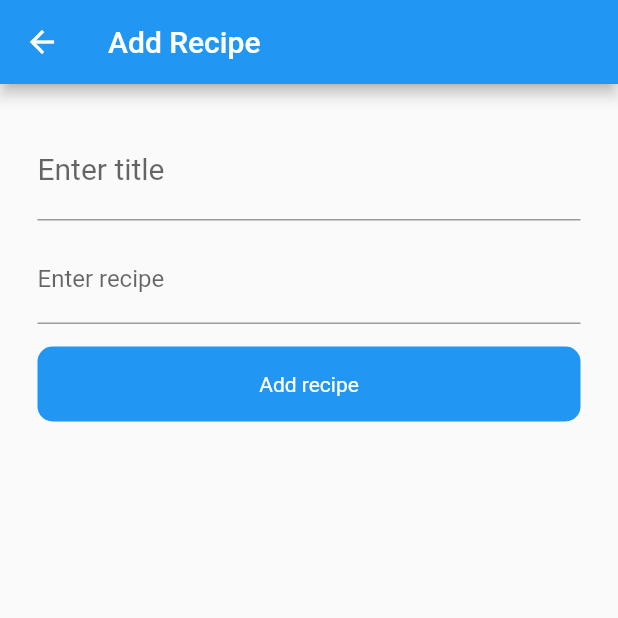
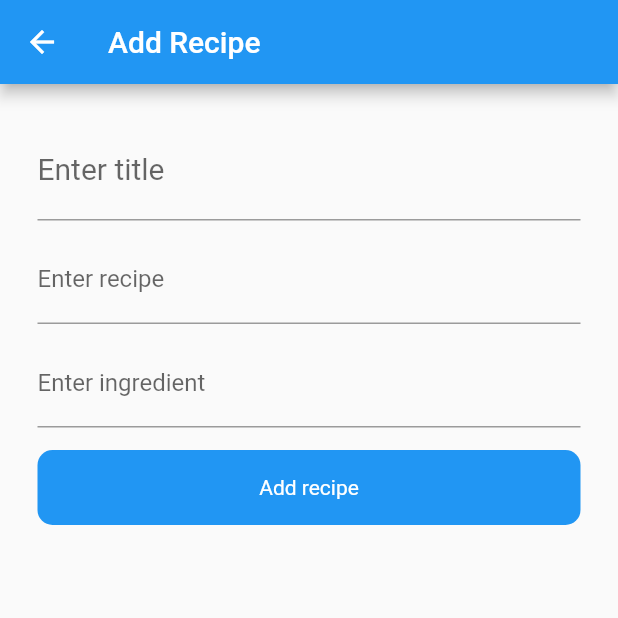
Before and after one commit to Dr34msHunt3r/dotd, a Flutter app: the AddRecipeScreen screen opened by its route, on a phone screen of 412 x 824 dp, the top half of it. Run offline on Flutter 3.47's test engine with Material 2 defaults, Android fonts, the phone set to English and light mode, and no system bars; our stand-ins replace bloc, flutter_bloc, fluttertoast; network calls fail.

Commit message:
feat: add single ingredient with new recipe now works

```diff
--- /dev/null
+++ b/lib/cubit/ingredients_cubits/add_ingredient_cubit.dart
@@ -0,0 +1,34 @@
+import 'dart:async';
+
+import 'package:bloc/bloc.dart';
+import 'package:dotd/data/repositories/ingredient_repository.dart';
+import 'package:meta/meta.dart';
+
+import 'ingredients_cubit.dart';
+
+part 'add_ingredient_state.dart';
+
+class AddIngredientCubit extends Cubit<AddIngredientState> {
+  AddIngredientCubit({required this.ingredientsCubit, required this.repository}) : super(AddIngredientInitial());
+
+  final IngredientRepository repository;
+  final IngredientsCubit ingredientsCubit;
+
+  void addIngredient(String name, String recipeId) {
+    // TODO: that's feature that will be available when ingredients will be really required
+    // if (name.isEmpty){
+    //   emit(AddIngredientError(error: "ingredients are missing"));
+    //   return;
+    // }
+
+    emit(AddingIngredient());
+    Timer(const Duration(seconds: 2), () {
+      repository.addIngredient(name, recipeId).then((ingredient) {
+        if(ingredient != null){
+          ingredientsCubit.addIngredient(ingredient, recipeId);
+          emit(IngredientAdded());
+        }
+      });
+    });
+  }
+}
--- /dev/null
+++ b/lib/cubit/ingredients_cubits/add_ingredient_state.dart
@@ -0,0 +1,14 @@
+part of 'add_ingredient_cubit.dart';
+
+@immutable
+abstract class AddIngredientState {}
+
+class AddIngredientInitial extends AddIngredientState {}
+class AddIngredientError extends AddIngredientState {
+  final String error;
+
+  AddIngredientError({required this.error});
+}
+
+class AddingIngredient extends AddIngredientState {}
+class IngredientAdded extends AddIngredientState {}
--- a/lib/cubit/ingredients_cubits/ingredients_cubit.dart
+++ b/lib/cubit/ingredients_cubits/ingredients_cubit.dart
@@ -19,4 +19,13 @@ class IngredientsCubit extends Cubit<IngredientsState> {
       });
     });
   }
+
+  void addIngredient(Ingredient ingredient, String recipeId) {
+    final currentState = state;
+    if(currentState is IngredientsLoaded){
+      final ingredientList = currentState.ingredients;
+      ingredientList.add(ingredient);
+      emit(IngredientsLoaded(ingredients: ingredientList));
+    }
+  }
 }
--- a/lib/cubit/recipe_cubits/add_recipe_cubit.dart
+++ b/lib/cubit/recipe_cubits/add_recipe_cubit.dart
@@ -2,6 +2,7 @@ import 'dart:async';
 
 import 'package:bloc/bloc.dart';
 import 'package:dotd/cubit/recipe_cubits/recipes_cubit.dart';
+import 'package:dotd/data/models/recipe.dart';
 import 'package:dotd/data/repositories/recipe_repository.dart';
 import 'package:meta/meta.dart';
 
@@ -26,7 +27,7 @@ class AddRecipeCubit extends Cubit<AddRecipeState> {
       repository.addRecipe(recipeTitle, recipeRecipe).then((recipe) {
         if(recipe != null){
           recipesCubit.addRecipe(recipe);
-          emit(RecipeAdded());
+          emit(RecipeAdded(recipe: recipe));
         }
       });
     });
--- a/lib/cubit/recipe_cubits/add_recipe_state.dart
+++ b/lib/cubit/recipe_cubits/add_recipe_state.dart
@@ -11,4 +11,8 @@ class AddRecipeError extends AddRecipeState {
 }
 
 class AddingRecipe extends AddRecipeState {}
-class RecipeAdded extends AddRecipeState {}
+class RecipeAdded extends AddRecipeState {
+  final Recipe recipe;
+
+  RecipeAdded({required this.recipe});
+}
--- a/lib/data/models/ingredients.dart
+++ b/lib/data/models/ingredients.dart
@@ -2,7 +2,7 @@ class Ingredient {
 
   Ingredient({
     this.id =0,
-    required this.recipeId,
+    this.recipeId="",
     required this.name
   });
 
--- a/lib/data/network_services/ingredient_network_service.dart
+++ b/lib/data/network_services/ingredient_network_service.dart
@@ -19,8 +19,9 @@ class IngredientNetworkService {
   }
 
   Future<Map> addIngredient(Map<String, String> ingredientObj, recipeId) async {
+    int id = int.parse(recipeId);
     try{
-      final response = await http.post(Uri.parse(baseUrl + "/recipes/$recipeId/ingredients"), body: ingredientObj);
+      final response = await http.post(Uri.parse(baseUrl + "/recipes/$id/ingredients"), body: ingredientObj);
       print(response.body);
       return jsonDecode(response.body);
     }catch(e){
--- a/lib/data/repositories/ingredient_repository.dart
+++ b/lib/data/repositories/ingredient_repository.dart
@@ -12,5 +12,20 @@ class IngredientRepository {
     return ingredientsRaw.map((e) => Ingredient.fromJson(e)).toList();
   }
 
+  Future<Ingredient> addIngredient(String name, String recipeId) async {
+    final ingredientObj = {
+      "name": name
+    };
+
+    final ingredientMap = await networkService.addIngredient(ingredientObj, recipeId);
+    if(ingredientObj == null) {
+      return Ingredient(
+        name: "Ups, something went wrong! :("
+      );
+    }
+
+    return Ingredient.fromJson(ingredientMap);
+  }
+
 
 }
--- a/lib/presentation/router.dart
+++ b/lib/presentation/router.dart
@@ -1,4 +1,5 @@
 import 'package:dotd/constants/strings.dart';
+import 'package:dotd/cubit/ingredients_cubits/add_ingredient_cubit.dart';
 import 'package:dotd/cubit/recipe_cubits/add_recipe_cubit.dart';
 import 'package:dotd/cubit/recipe_cubits/edit_recipe_cubit.dart';
 import 'package:dotd/cubit/ingredients_cubits/ingredients_cubit.dart';
@@ -48,11 +49,9 @@ class AppRouter {
         );
       case DETAILS_RECIPE_ROUTE:
       final argument = settings.arguments as ScreenArguments;
-      // final recipe = settings.arguments as Recipe;
         return MaterialPageRoute(builder: (_) => BlocProvider.value(
           value: ingredientsCubit,
           child: DetailsRecipeScreen(recipe: argument.recipe, ingredients: argument.ingredient,),
-          // child: DetailsRecipeScreen(recipe: recipe),
         )
         );
       case EDIT_RECIPE_ROUTE:
@@ -68,11 +67,21 @@ class AppRouter {
         );
        case ADD_RECIPE_ROUTE:
         return MaterialPageRoute(
-          builder: (_) => BlocProvider(
-            create: (BuildContext context) => AddRecipeCubit(
-                repository: recipe_repository,
-                recipesCubit: recipesCubit
-            ),
+          builder: (_) => MultiBlocProvider(
+            providers: [
+              BlocProvider(
+                      create: (BuildContext context) => AddRecipeCubit(
+                          repository: recipe_repository,
+                          recipesCubit: recipesCubit
+                      ),
+              ),
+              BlocProvider(
+                      create: (BuildContext context) => AddIngredientCubit(
+                        repository: ingredient_repository,
+                        ingredientsCubit: ingredientsCubit
+                      ),
+              ),
+            ],
             child: AddRecipeScreen(),
           ),
         );
--- a/lib/presentation/screens/add_recipe_screen.dart
+++ b/lib/presentation/screens/add_recipe_screen.dart
@@ -1,4 +1,6 @@
+import 'package:dotd/cubit/ingredients_cubits/add_ingredient_cubit.dart';
 import 'package:dotd/cubit/recipe_cubits/add_recipe_cubit.dart';
+import 'package:dotd/data/models/recipe.dart';
 import 'package:flutter/material.dart';
 import 'package:flutter_bloc/flutter_bloc.dart';
 import 'package:fluttertoast/fluttertoast.dart';
@@ -6,8 +8,9 @@ import 'package:fluttertoast/fluttertoast.dart';
 class AddRecipeScreen extends StatelessWidget {
    AddRecipeScreen({Key? key}) : super(key: key);
 
-  final _controllerTitle = TextEditingController();
-  final _controllerSubtitle = TextEditingController();
+  final _controllerRecipeTitle = TextEditingController();
+  final _controllerRecipeSubtitle = TextEditingController();
+  final _controllerIngredientName = TextEditingController();
 
   @override
   Widget build(BuildContext context) {
@@ -15,11 +18,21 @@ class AddRecipeScreen extends StatelessWidget {
       appBar: AppBar(
         title: const Text("Add Recipe"),
       ),
-      body: BlocListener<AddRecipeCubit, AddRecipeState>(
+      body: BlocListener<AddIngredientCubit, AddIngredientState>(
+        listener: (context, state) {
+          if(state is IngredientAdded) {
+            Navigator.pop(context);
+            return;
+          }
+        },
+        child: BlocListener<AddRecipeCubit, AddRecipeState>(
         listener: (context, state) {
           if(state is RecipeAdded){
-            Navigator.pop(context);
-            return;
+            print("RecipeAdded");
+            Recipe recipe = (state as RecipeAdded).recipe;
+            final name = _controllerIngredientName.text;
+            BlocProvider.of<AddIngredientCubit>(context).addIngredient(
+                name, recipe.id.toString());
           }else if(state is AddRecipeError){
             Fluttertoast.showToast(
                 msg: state.error
@@ -28,6 +41,7 @@ class AddRecipeScreen extends StatelessWidget {
         },
         child: SafeArea(
           child: _body(context),
+        ),
       ),
 )
     );
@@ -38,16 +52,21 @@ class AddRecipeScreen extends StatelessWidget {
       padding: const EdgeInsets.all(25.0),
       children: [
         TextField(
-          controller: _controllerTitle,
+          controller: _controllerRecipeTitle,
           style: const TextStyle(fontSize: 20),
           decoration: const InputDecoration(labelText: "Enter title"),
         ),
         const SizedBox(height: 10.0,),
         TextField(
-          controller: _controllerSubtitle,
+          controller: _controllerRecipeSubtitle,
           keyboardType: TextInputType.multiline,
           maxLines: null,
           decoration: const InputDecoration(labelText: "Enter recipe"),
+        ),
+        const SizedBox(height: 10.0,),
+        TextField(
+          controller: _controllerIngredientName,
+          decoration: const InputDecoration(labelText: "Enter ingredient"),
         ),
         const SizedBox(height: 15.0,),
         _addRecipeBtn(context)
@@ -65,20 +84,28 @@ class AddRecipeScreen extends StatelessWidget {
        ),
        child: InkWell(
          onTap: (){
-           final recipeTitle = _controllerTitle.text;
-           final recipeRecipe = _controllerSubtitle.text;
+           final recipeTitle = _controllerRecipeTitle.text;
+           final recipeRecipe = _controllerRecipeSubtitle.text;
            BlocProvider.of<AddRecipeCubit>(context).addRecipe(recipeTitle, recipeRecipe);
          },
            child: BlocBuilder<AddRecipeCubit, AddRecipeState>(
-           builder: (context, state) {
-             if(state is AddingRecipe){
+            builder: (context, AddRecipeState) {
+
+                 return BlocBuilder<AddIngredientCubit, AddIngredientState>(
+                   builder: (context, AddIngredientState) {
+
+                     if (AddRecipeState is AddingRecipe || AddIngredientState is AddingIngredient) {
+
                        return const Center(
                          child: SizedBox(
                              height: 16.0,
                              width: 16.0,
-                     child: CircularProgressIndicator(valueColor: AlwaysStoppedAnimation<Color>(Colors.white))
+                             child: CircularProgressIndicator(
+                                 valueColor: AlwaysStoppedAnimation<Color>(
+                                     Colors.white))
                          ),
                        );
+
                      }
                      return const Center(
                        child: Text(
@@ -89,6 +116,8 @@ class AddRecipeScreen extends StatelessWidget {
                        ),
                      );
                    },
+                  );
+             },
         ),
        ),
      );
```
Lines whose indentation alone changed are shown as unchanged.
